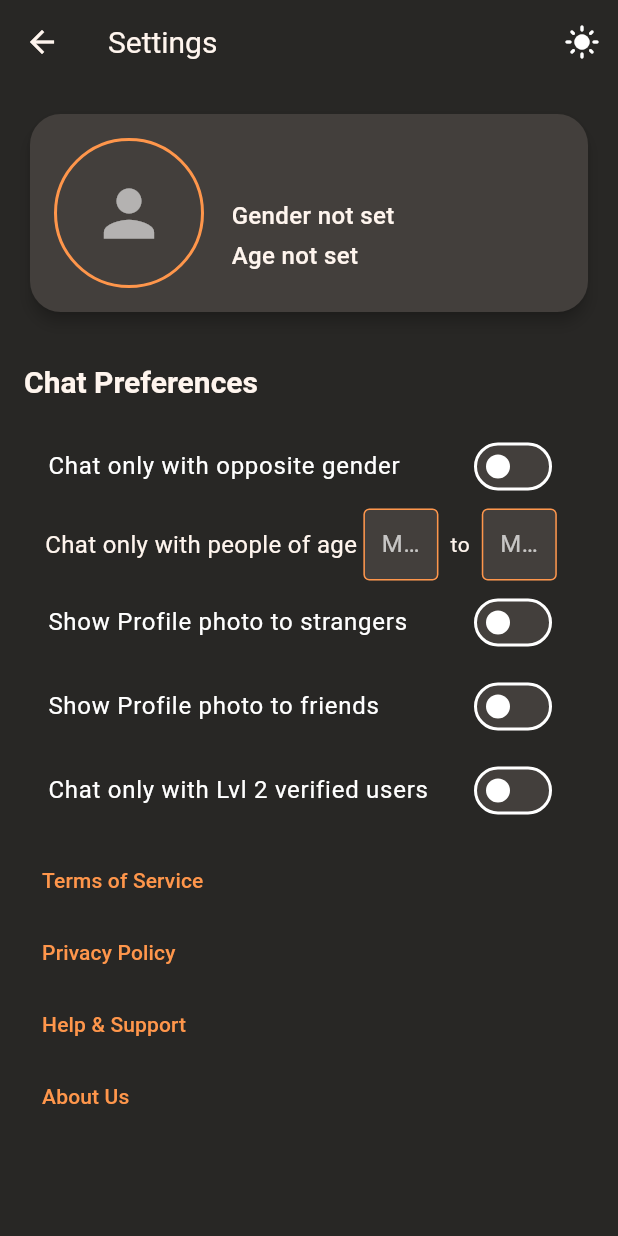
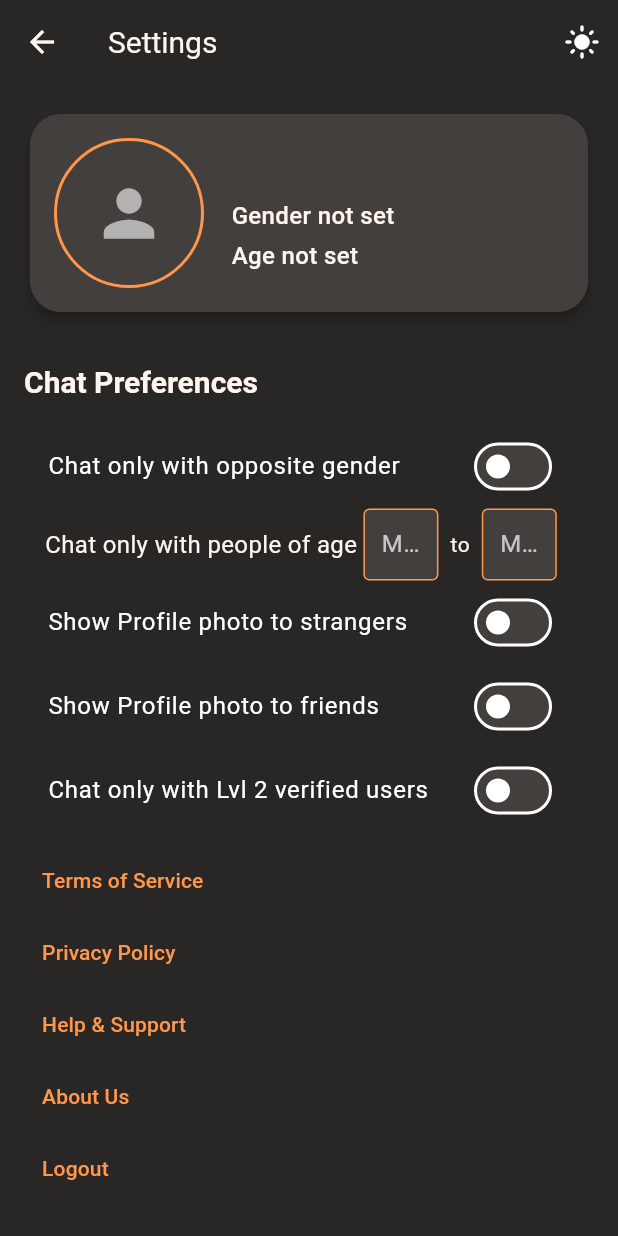
Before and after one commit to Sidd1374/Anonymous_Chat_Application, a Flutter app: the SettingsPage screen opened directly, on a phone screen of 412 x 824 dp. Run offline on Flutter 3.47's test engine with Material 3 defaults, Android fonts, the phone set to English and light mode, and no system bars; our stand-ins replace cloud_firestore, device_preview, firebase_auth, firebase_core, flutter_screenutil, flutter_svg and 4 more; accounts and stored records are empty.

Commit message:
added logout feature

```diff
--- a/lib/views/home/settings.dart
+++ b/lib/views/home/settings.dart
@@ -317,6 +317,10 @@ class _SettingsPageState extends State<SettingsPage> {
                 onPressed: () => dia.showAboutUsDialog(context),
                 child: Text('About Us'),
               ),
+              TextButton(
+                onPressed: () => mymodel.User.logout(context),
+                child: Text('Logout'),
+              ),
               const SizedBox(height: 20.0),
             ],
           ),
```
Also changed, not shown: lib/models/user_model.dart (+18 -0 lines). Lines whose indentation alone changed are shown as unchanged.
